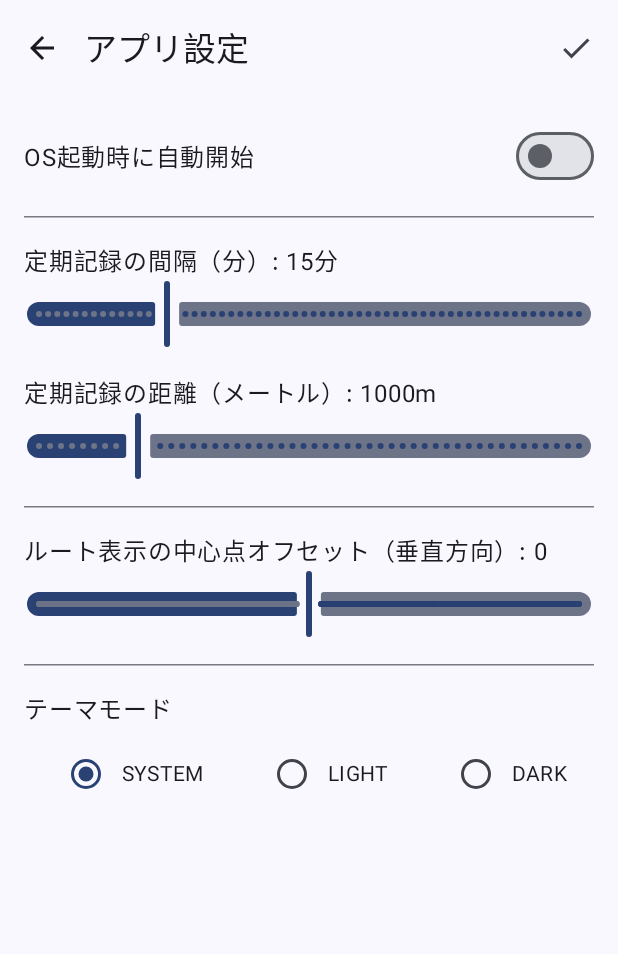
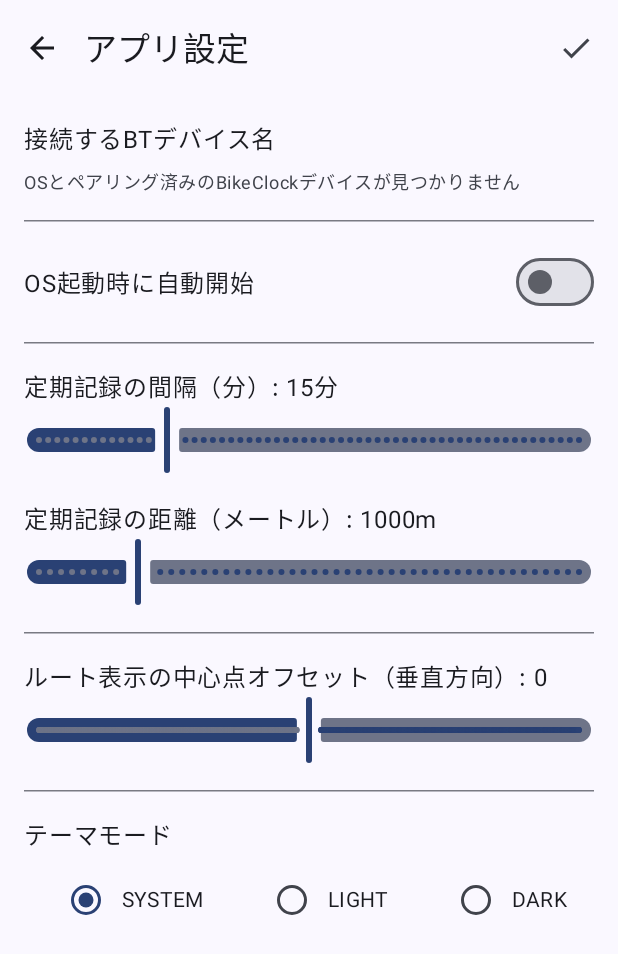
Before and after one commit to pirorin215/btclock, an Android app built with Jetpack Compose: the composable AppSettingsScreen shown on its own in the app's theme, after a tap on "保存", on a phone screen of 412 x 824 dp. Shown: the top 954 px of the screen. Run offline under Robolectric (Android 15) with nearby library versions, the light colour scheme and no system bars.

Commit message:
ESP32版: Phase4 LittleFS設定永続化とデバイス名変更、アプリ接続先BTの選択機能追加

```diff
--- a/BTClockMob/app/src/main/java/com/pirorin215/btclockmob/BleScanServiceManager.kt
+++ b/BTClockMob/app/src/main/java/com/pirorin215/btclockmob/BleScanServiceManager.kt
@@ -1,11 +1,28 @@
 package com.pirorin215.btclockmob
 
+import android.annotation.SuppressLint
 import android.bluetooth.BluetoothDevice
+import android.bluetooth.BluetoothManager
+import android.content.Context
 import kotlinx.coroutines.flow.MutableSharedFlow
 import kotlinx.coroutines.flow.SharedFlow
 import kotlinx.coroutines.flow.asSharedFlow
 
 object BleScanServiceManager {
+    /**
+     * BikeClockファミリーのデバイス名接頭辞。
+     * デバイス名をハードコードせず、この接頭辞でOSペアリング情報から対象を絞り込む（唯一の固定規約）。
+     */
+    const val DEVICE_NAME_PREFIX = "BikeClock-"
+
+    /**
+     * ユーザーが設定で選んだ接続先デバイス名（preferred）。
+     * 空 = 未選択で、実行時にペアリング済みの先頭デバイスを自動使用する（resolveTargetDeviceName で解決）。
+     * MainApplication が AppSettingsRepository の値をここへ同期する。
+     */
+    @Volatile
+    var targetDeviceName: String = ""
+
     private val _deviceFoundFlow = MutableSharedFlow<BluetoothDevice>(extraBufferCapacity = 1)
     val deviceFoundFlow: SharedFlow<BluetoothDevice> = _deviceFoundFlow.asSharedFlow()
 
@@ -20,3 +37,31 @@ object BleScanServiceManager {
         _restartScanFlow.emit(Unit)
     }
 }
+
+/**
+ * OSとペアリング済み(bonded)の "BikeClock-" デバイス名を昇順で返す。
+ */
+@SuppressLint("MissingPermission")
+fun bondedBikeClockDeviceNames(context: Context): List<String> {
+    return runCatching {
+        val manager = context.getSystemService(Context.BLUETOOTH_SERVICE) as? BluetoothManager
+        manager?.adapter?.bondedDevices
+            ?.mapNotNull { it.name }
+            ?.filter { it.startsWith(BleScanServiceManager.DEVICE_NAME_PREFIX) }
+            ?.sorted()
+            ?: emptyList()
+    }.getOrDefault(emptyList())
+}
+
+/**
+ * 接続先デバイス名を解決する。
+ * - preferred(ユーザー選択)が空でなければそれを使用
+ * - 空なら ペアリング済みの先頭 "BikeClock-" デバイスを自動使用
+ * - 該当が無ければ空文字（呼び出し元でスキャン中止など）
+ */
+@SuppressLint("MissingPermission")
+fun resolveTargetDeviceName(preferred: String, context: Context): String {
+    val p = preferred.trim()
+    if (p.isNotBlank()) return p
+    return bondedBikeClockDeviceNames(context).firstOrNull() ?: ""
+}
--- a/BTClockMob/app/src/main/java/com/pirorin215/btclockmob/MainApplication.kt
+++ b/BTClockMob/app/src/main/java/com/pirorin215/btclockmob/MainApplication.kt
@@ -1,6 +1,8 @@
 package com.pirorin215.btclockmob
 
 import android.app.Application
+import com.pirorin215.btclockmob.data.AppSettingsRepository
+import com.pirorin215.btclockmob.data.Settings
 import com.pirorin215.btclockmob.di.appModule
 import com.pirorin215.btclockmob.di.bleModule
 import com.pirorin215.btclockmob.di.managerModule
@@ -9,6 +11,8 @@ import com.pirorin215.btclockmob.di.viewModelModule
 import com.pirorin215.btclockmob.viewModel.BleConnectionManager
 import com.pirorin215.btclockmob.viewModel.BleOrchestrator
 import com.pirorin215.btclockmob.viewModel.LogManager
+import kotlinx.coroutines.CoroutineScope
+import kotlinx.coroutines.launch
 import org.koin.android.ext.koin.androidContext
 import org.koin.android.ext.koin.androidLogger
 import org.koin.core.component.KoinComponent
@@ -22,6 +26,8 @@ class MainApplication : Application(), KoinComponent {
     private val logManager: LogManager by inject()
     private val bleConnectionManager: BleConnectionManager by inject()
     private val bleOrchestrator: BleOrchestrator by inject()
+    private val appSettingsRepository: AppSettingsRepository by inject()
+    private val appScope: CoroutineScope by inject()
 
     override fun onCreate() {
         super.onCreate()
@@ -42,6 +48,25 @@ class MainApplication : Application(), KoinComponent {
         // Initialize core components
         logManager.addLog("Application created. Initializing core components.")
 
+        // 接続先デバイス名(設定値)をスキャン/接続の共有シングルトンへ同期する。
+        // ・初回 emission: 名前を反映するのみ（この後の初回スキャンに間に合わせる）
+        // ・変更時: 強制再接続で新しい名前を即時反映（デバイス切り替えを可能にする）
+        appScope.launch {
+            var firstValue = true
+            appSettingsRepository.getFlow(Settings.TARGET_DEVICE_NAME).collect { name ->
+                val normalized = name.trim()
+                if (firstValue) {
+                    BleScanServiceManager.targetDeviceName = normalized
+                    logManager.addDebugLog("Target device preference loaded: ${normalized.ifBlank { "(auto)" }}")
+                    firstValue = false
+                } else if (normalized != BleScanServiceManager.targetDeviceName) {
+                    BleScanServiceManager.targetDeviceName = normalized
+                    logManager.addLog("Target device changed: ${normalized.ifBlank { "(auto)" }}. Forcing reconnect.")
+                    bleConnectionManager.forceReconnect()
+                }
+            }
+        }
+
         // Start core components by accessing them from Koin
         // This triggers the lazy initialization
         bleConnectionManager
--- a/BTClockMob/app/src/main/java/com/pirorin215/btclockmob/data/AppSettingsRepository.kt
+++ b/BTClockMob/app/src/main/java/com/pirorin215/btclockmob/data/AppSettingsRepository.kt
@@ -76,6 +76,16 @@ object Settings {
         floatPreferencesKey("route_label_font_size"),
         18f
     )
+
+    /**
+     * 接続先BLEデバイス名（ユーザー選択）。
+     * 空 = 未選択。実行時にOSペアリング済みの先頭 "BikeClock-" デバイスを自動使用する。
+     * デバイス名はハードコードせず、接頭辞 "BikeClock-" のルールのみで運用する。
+     */
+    val TARGET_DEVICE_NAME = SettingKey.Direct(
+        stringPreferencesKey("target_device_name"),
+        ""
+    )
 }
 
 class AppSettingsRepository(private val context: Context) {
--- a/BTClockMob/app/src/main/java/com/pirorin215/btclockmob/ui/screen/AppSettingsScreen.kt
+++ b/BTClockMob/app/src/main/java/com/pirorin215/btclockmob/ui/screen/AppSettingsScreen.kt
@@ -38,6 +38,8 @@ import androidx.compose.material3.Switch
 import androidx.compose.material3.SwitchDefaults
 
 import androidx.activity.compose.BackHandler
+import androidx.compose.ui.platform.LocalContext
+import com.pirorin215.btclockmob.bondedBikeClockDeviceNames
 
 import androidx.compose.material3.MaterialTheme
 import androidx.compose.material3.Slider
@@ -59,6 +61,11 @@ fun AppSettingsScreen(appSettingsViewModel: AppSettingsViewModel, onBack: () ->
     val currentInterval by appSettingsViewModel.historyIntervalMin.collectAsState()
     val currentDistance by appSettingsViewModel.historyDistanceM.collectAsState()
     val currentRouteOffset by appSettingsViewModel.routeCenterOffset.collectAsState()
+    val currentTargetDeviceName by appSettingsViewModel.targetDeviceName.collectAsState()
+
+    // ペアリング済みのBikeClockデバイス候補（設定画面の選択リスト／自動選択で使用）
+    val context = LocalContext.current
+    val pairedDevices = remember { bondedBikeClockDeviceNames(context) }
 
     // 状態を管理
     var selectedThemeMode by remember(currentThemeMode) { mutableStateOf(currentThemeMode) }
@@ -66,6 +73,10 @@ fun AppSettingsScreen(appSettingsViewModel: AppSettingsViewModel, onBack: () ->
     var selectedInterval by remember(currentInterval) { mutableStateOf(currentInterval.toFloat()) }
     var selectedDistance by remember(currentDistance) { mutableStateOf(currentDistance.toFloat()) }
     var selectedRouteOffset by remember(currentRouteOffset) { mutableStateOf(currentRouteOffset) }
+    // 未選択(空)のときは先頭デバイスを事前選択（アプリが実際に接続しに行く対象と一致させる）
+    var targetDeviceNameInput by remember(currentTargetDeviceName, pairedDevices) {
+        mutableStateOf(currentTargetDeviceName.ifBlank { pairedDevices.firstOrNull() ?: "" })
+    }
 
     val saveSettings: () -> Unit = {
         appSettingsViewModel.saveThemeMode(selectedThemeMode)
@@ -73,6 +84,7 @@ fun AppSettingsScreen(appSettingsViewModel: AppSettingsViewModel, onBack: () ->
         appSettingsViewModel.saveHistoryIntervalMin(selectedInterval.roundToInt())
         appSettingsViewModel.saveHistoryDistanceM(selectedDistance.roundToInt())
         appSettingsViewModel.saveRouteCenterOffset(selectedRouteOffset)
+        appSettingsViewModel.saveTargetDeviceName(targetDeviceNameInput.trim())
         onBack()
     }
 
@@ -99,6 +111,38 @@ fun AppSettingsScreen(appSettingsViewModel: AppSettingsViewModel, onBack: () ->
                 .padding(16.dp)
                 .verticalScroll(rememberScrollState())
         ) {
+            // Target BLE device name (multi-device switching)
+            Text(
+                text = stringResource(R.string.target_device_name),
+                style = MaterialTheme.typography.bodyLarge
+            )
+            Spacer(modifier = Modifier.height(8.dp))
+
+            if (pairedDevices.isEmpty()) {
+                Text(
+                    text = stringResource(R.string.target_device_name_no_paired),
+                    style = MaterialTheme.typography.bodySmall,
+                    color = MaterialTheme.colorScheme.onSurfaceVariant
+                )
+            } else {
+                pairedDevices.forEach { name ->
+                    Row(
+                        verticalAlignment = Alignment.CenterVertically,
+                        modifier = Modifier.fillMaxWidth()
+                    ) {
+                        RadioButton(
+                            selected = name == targetDeviceNameInput,
+                            onClick = { targetDeviceNameInput = name }
+                        )
+                        Text(name, style = MaterialTheme.typography.bodyMedium)
+                    }
+                }
+            }
+
+            Spacer(modifier = Modifier.height(16.dp))
+            HorizontalDivider()
+            Spacer(modifier = Modifier.height(16.dp))
+
             // New: Auto-start on boot setting
             Row(
                 modifier = Modifier.fillMaxWidth(),
--- a/BTClockMob/app/src/main/java/com/pirorin215/btclockmob/viewModel/AppSettingsViewModel.kt
+++ b/BTClockMob/app/src/main/java/com/pirorin215/btclockmob/viewModel/AppSettingsViewModel.kt
@@ -58,6 +58,14 @@ class AppSettingsViewModel(
             initialValue = 18f
         )
 
+    /** 接続先BLEデバイス名（空 = 未選択＝自動でペアリング済み先頭デバイスを使用） */
+    val targetDeviceName: StateFlow<String> = appSettingsRepository.getFlow(Settings.TARGET_DEVICE_NAME)
+        .stateIn(
+            scope = viewModelScope,
+            started = SharingStarted.WhileSubscribed(5000),
+            initialValue = ""
+        )
+
     fun saveThemeMode(themeMode: ThemeMode) {
         viewModelScope.launch {
             appSettingsRepository.setValue(Settings.THEME_MODE, themeMode)
@@ -93,4 +101,14 @@ class AppSettingsViewModel(
             appSettingsRepository.setValue(Settings.ROUTE_LABEL_FONT_SIZE, size)
         }
     }
+
+    /**
+     * 接続先BLEデバイス名を保存する。
+     * 値の伝播・再接続は MainApplication のオブザーバが行う（設定フロー経由）。
+     */
+    fun saveTargetDeviceName(name: String) {
+        viewModelScope.launch {
+            appSettingsRepository.setValue(Settings.TARGET_DEVICE_NAME, name)
+        }
+    }
 }
--- a/BTClockMob/app/src/main/res/values/strings.xml
+++ b/BTClockMob/app/src/main/res/values/strings.xml
@@ -25,6 +25,8 @@
     <string name="history_distance">定期記録の距離（メートル）</string>
     <string name="route_center_offset">ルート表示の中心点オフセット（垂直方向）</string>
     <string name="save_button">保存</string>
+    <string name="target_device_name">接続するBTデバイス名</string>
+    <string name="target_device_name_no_paired">OSとペアリング済みのBikeClockデバイスが見つかりません</string>
 
     <!-- Device History (Integrated into MainScreen) -->
     <string name="find_my_bike">バイクを探す</string>
```
Also changed, not shown: BTClockMob/app/src/main/java/com/pirorin215/btclockmob/service/BleScanService.kt (+21 -8 lines), BTClockMob/app/src/main/java/com/pirorin215/btclockmob/ui/screen/MainScreen.kt (+48 -2 lines), BTClockMob/app/src/main/java/com/pirorin215/btclockmob/viewModel/BleConnectionManager.kt (+4 -5 lines), 9 other files.
